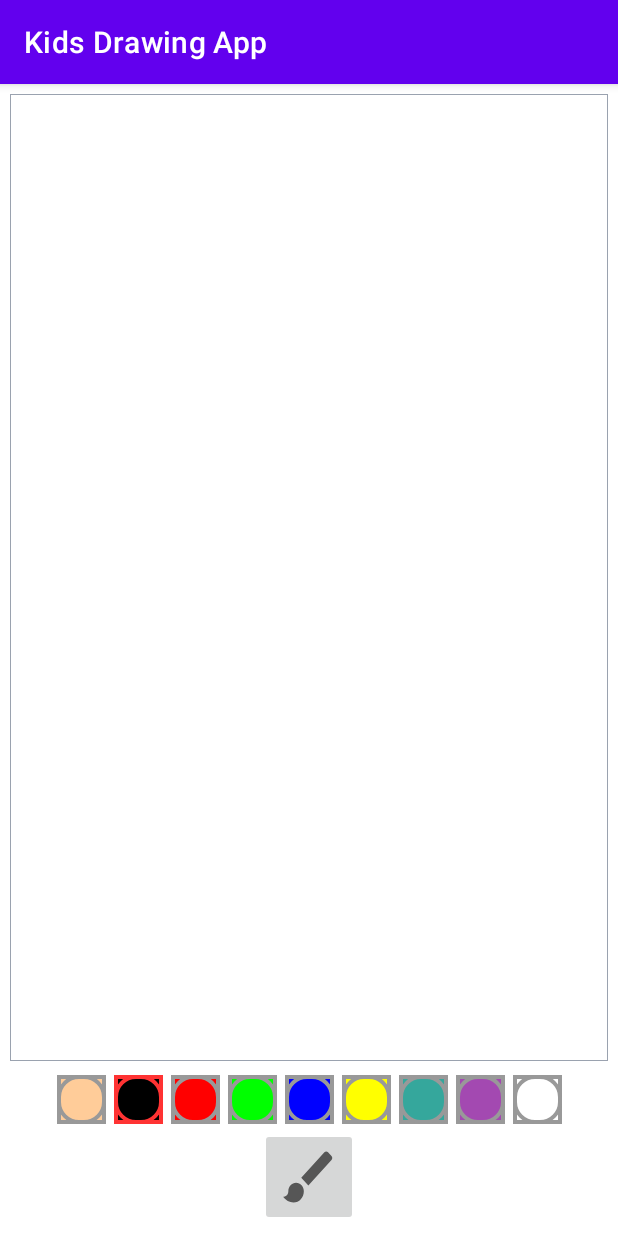
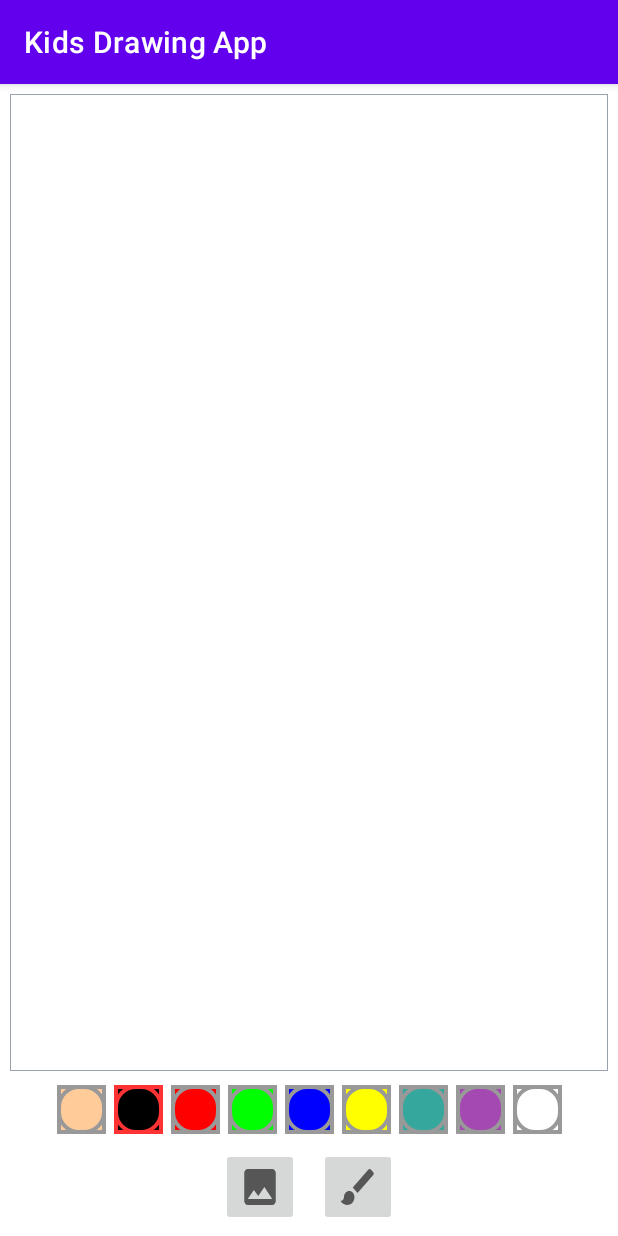
Before and after one commit to kundan-gif/DrawingApp, an Android app: the screen it shows after launch (MainActivity), on a phone screen of 412 x 824 dp. Run offline under Robolectric (Android 15) with nearby library versions, the phone set to English and light mode, and no system bars; our stand-ins replace sdp/ssp sizes.

Commit message:
setting diffrent background image

```diff
--- a/KidsDrawingApp/app/src/main/AndroidManifest.xml
+++ b/KidsDrawingApp/app/src/main/AndroidManifest.xml
@@ -1,7 +1,8 @@
 <?xml version="1.0" encoding="utf-8"?>
 <manifest xmlns:android="http://schemas.android.com/apk/res/android"
     package="com.example.kidsdrawingapp">
-
+<uses-permission android:name="android.permission.READ_EXTERNAL_STORAGE"/>
+    <uses-permission android:name="android.permission.WRITE_EXTERNAL_STORAGE"/>
     <application
         android:allowBackup="true"
         android:icon="@mipmap/ic_launcher"
--- /dev/null
+++ b/KidsDrawingApp/app/src/main/res/drawable/ic_image.xml
@@ -0,0 +1,10 @@
+<vector xmlns:android="http://schemas.android.com/apk/res/android"
+    android:width="24dp"
+    android:height="24dp"
+    android:viewportWidth="24"
+    android:viewportHeight="24"
+    android:tint="?attr/colorControlNormal">
+  <path
+      android:fillColor="@android:color/white"
+      android:pathData="M21,19V5c0,-1.1 -0.9,-2 -2,-2H5c-1.1,0 -2,0.9 -2,2v14c0,1.1 0.9,2 2,2h14c1.1,0 2,-0.9 2,-2zM8.5,13.5l2.5,3.01L14.5,12l4.5,6H5l3.5,-4.5z"/>
+</vector>
--- a/KidsDrawingApp/app/src/main/res/layout/activity_main.xml
+++ b/KidsDrawingApp/app/src/main/res/layout/activity_main.xml
@@ -5,28 +5,42 @@
     android:layout_width="match_parent"
     android:layout_height="match_parent"
     tools:context=".MainActivity">
+<FrameLayout
+    android:id="@+id/fl_drawing_View_container"
+    android:layout_width="0dp"
+    android:layout_height="0dp"
+    android:padding="@dimen/_1sdp"
+    android:background="@drawable/background_drawing_view_layout"
+    app:layout_constraintBottom_toTopOf="@id/ll_paint_colors"
+    app:layout_constraintLeft_toLeftOf="parent"
+    app:layout_constraintRight_toRightOf="parent"
+    app:layout_constraintTop_toTopOf="parent"
+    android:layout_margin="@dimen/_5sdp"
+   >
+    <ImageView
+        android:id="@+id/iv_background"
+        android:contentDescription="backgroundImage"
+        android:scaleType="centerCrop"
+        android:layout_width="match_parent"
+        android:layout_height="match_parent"/>
+    <com.example.kidsdrawingapp.DrawingView
+        android:layout_width="match_parent"
+        android:layout_height="match_parent"
+        android:id="@+id/drawing_View"
+        android:background="#80ffffff"
+        />
+</FrameLayout>
 
-    <com.example.kidsdrawingapp.DrawingView
-        android:id="@+id/drawing_View"
-        android:layout_width="0dp"
-        android:layout_height="0dp"
-        android:layout_margin="@dimen/_5sdp"
-        android:layout_marginBottom="@dimen/_80sdp"
-        android:background="@drawable/background_drawing_view_layout"
-        app:layout_constraintBottom_toTopOf="@id/ll_paint_colors"
-        app:layout_constraintLeft_toLeftOf="parent"
-        app:layout_constraintRight_toRightOf="parent"
-        app:layout_constraintTop_toTopOf="parent" />
 
     <LinearLayout
         android:id="@+id/ll_paint_colors"
         android:layout_width="wrap_content"
         android:layout_height="wrap_content"
         android:orientation="horizontal"
-        app:layout_constraintBottom_toTopOf="@id/ib_brush"
+        app:layout_constraintBottom_toTopOf="@id/ll_action_buttons"
         app:layout_constraintLeft_toLeftOf="parent"
         app:layout_constraintRight_toRightOf="parent"
-        app:layout_constraintTop_toBottomOf="@+id/drawing_View">
+        app:layout_constraintTop_toBottomOf="@+id/fl_drawing_View_container">
 
         <ImageButton
             android:layout_width="@dimen/_25sdp"
@@ -116,17 +130,36 @@
             android:tag="@color/white" />
 
     </LinearLayout>
-
+<LinearLayout
+    android:id="@+id/ll_action_buttons"
+    android:layout_width="match_parent"
+    android:layout_height="wrap_content"
+    android:gravity="center"
+    android:orientation="horizontal"
+    app:layout_constraintBottom_toBottomOf="parent"
+    app:layout_constraintLeft_toLeftOf="parent"
+    app:layout_constraintRight_toRightOf="parent"
+    >
+    <ImageButton
+        android:id="@+id/ib_gallery"
+        android:layout_width="@dimen/_40sdp"
+        android:layout_height="@dimen/_40sdp"
+        android:layout_margin="@dimen/_5sdp"
+        android:contentDescription="gallery_image"
+        android:scaleType="fitXY"
+        android:src="@drawable/ic_image"
+        />
     <ImageButton
         android:id="@+id/ib_brush"
-        android:layout_width="@dimen/_50sdp"
-        android:layout_height="@dimen/_50sdp"
+        android:layout_width="@dimen/_40sdp"
+        android:layout_height="@dimen/_40sdp"
         android:layout_margin="@dimen/_5sdp"
         android:contentDescription="brush_image"
         android:scaleType="fitXY"
         android:src="@drawable/ic_brush"
-        app:layout_constraintBottom_toBottomOf="parent"
-        app:layout_constraintLeft_toLeftOf="parent"
-        app:layout_constraintRight_toRightOf="parent" />
+        />
+
+</LinearLayout>
+
 
 </androidx.constraintlayout.widget.ConstraintLayout>
```
Also changed, not shown: KidsDrawingApp/app/src/main/java/com/example/kidsdrawingapp/MainActivity.kt (+81 -2 lines), KidsDrawingApp/app/src/main/res/drawable-v24/imgbackgound.png (added).
